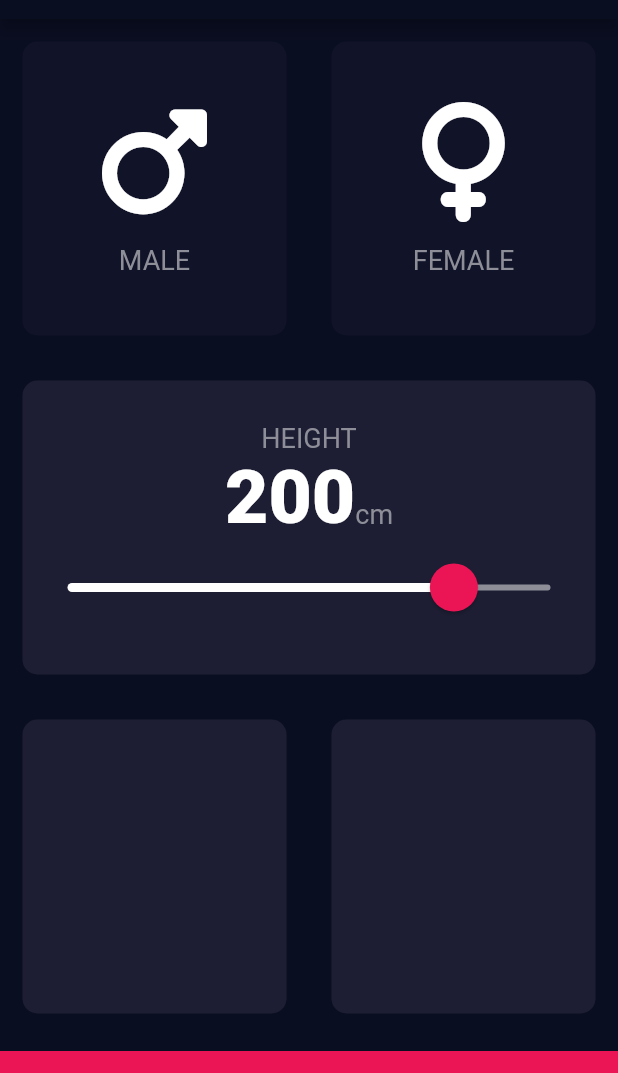
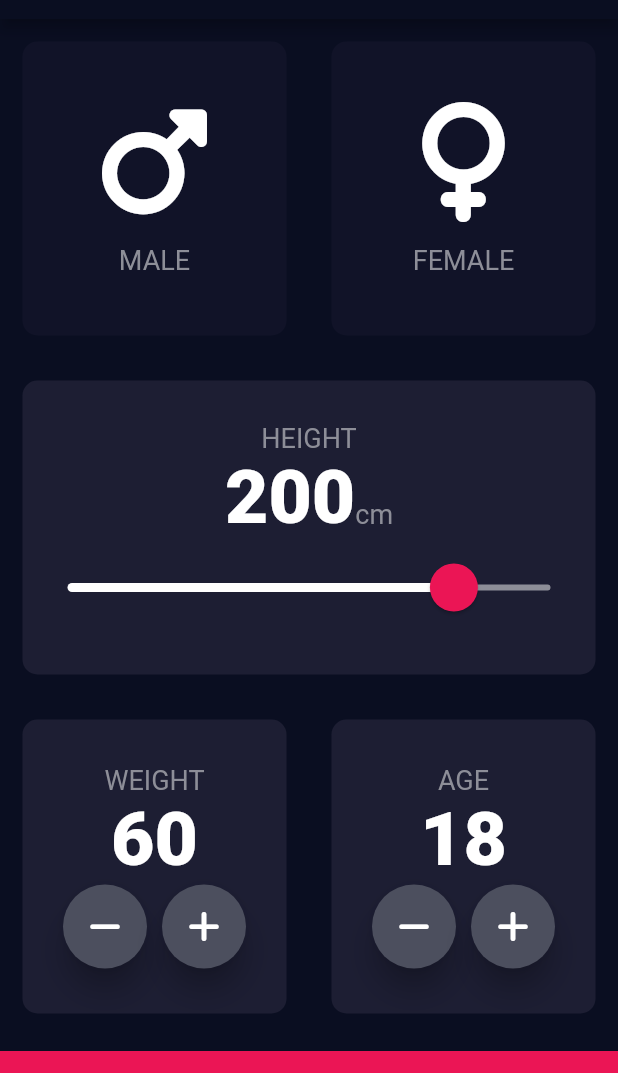
Before and after one commit to kzlkayayusuf/bmi_calculator, a Flutter app: the screen it shows after launch, on a phone screen of 412 x 824 dp, the part 65-1138 px from its top. Run offline on Flutter 3.47's test engine with Material 2 defaults, Android fonts, the phone set to English and light mode, and no system bars; our stand-ins replace font_awesome_flutter.

```diff
--- a/lib/input_page.dart
+++ b/lib/input_page.dart
@@ -20,6 +20,8 @@ class InputPage extends StatefulWidget {
 class _InputPageState extends State<InputPage> {
   Gender? selectedGender;
   int height = 200;
+  int weight = 60;
+  int age=18;
 
   @override
   Widget build(BuildContext context) {
@@ -91,7 +93,6 @@ class _InputPageState extends State<InputPage> {
                         'cm',
                         style: kLabelTextStyle,
                       ),
-
                     ],
                   ),
                   SliderTheme(
@@ -100,18 +101,20 @@ class _InputPageState extends State<InputPage> {
                       activeTrackColor: Colors.white,
                       inactiveTrackColor: Color(0xFF8D8E98),
                       overlayColor: Color(0x29EB1555),
-                      thumbShape: RoundSliderThumbShape(enabledThumbRadius: 16,),
-                      overlayShape: RoundSliderOverlayShape(overlayRadius: 30,),
-
+                      thumbShape: RoundSliderThumbShape(
+                        enabledThumbRadius: 16,
+                      ),
+                      overlayShape: RoundSliderOverlayShape(
+                        overlayRadius: 30,
+                      ),
                     ),
                     child: Slider(
                       value: height.toDouble(),
                       min: 120.0,
                       max: 220.0,
-
                       onChanged: (double newValue) {
                         setState(() {
-                          height=newValue.round();
+                          height = newValue.round();
                         });
                       },
                     ),
@@ -122,15 +125,76 @@ class _InputPageState extends State<InputPage> {
           ),
           Expanded(
             child: Row(
-              children: const [
+              children: [
                 Expanded(
                   child: ReusableCard(
                     color: kActiveCardColor,
+                    cardChild: Column(
+                      mainAxisAlignment: MainAxisAlignment.center,
+                      children: [
+                        Text(
+                          'WEIGHT',
+                          style: kLabelTextStyle,
+                        ),
+                        Text(
+                          weight.toString(),
+                          style: kNumberTextStyle,
+                        ),
+                        Row(
+                          mainAxisAlignment: MainAxisAlignment.center,
+                          children: [
+                            RoundIconButton(
+                              icon: FontAwesomeIcons.minus,
+                              onPressed: (){
+                                setState(() {
+                                  weight--;
+                                });
+                              },
+                            ),
+                            SizedBox(
+                              width: 10,
+                            ),
+                            RoundIconButton(
+                              icon: FontAwesomeIcons.plus,
+                              onPressed: (){
+                                setState(() {
+                                  weight++;
+                                });
+                              },
+                            ),
+                          ],
+                        ),
+                      ],
+                    ),
                   ),
                 ),
                 Expanded(
                   child: ReusableCard(
                     color: kActiveCardColor,
+                    cardChild: Column(
+                      mainAxisAlignment: MainAxisAlignment.center,
+                      children: [
+                        Text('AGE',style: kLabelTextStyle,),
+                        Text(age.toString(),style: kNumberTextStyle,),
+                        Row(
+                          mainAxisAlignment: MainAxisAlignment.center,
+                          children: [
+                            RoundIconButton(icon: FontAwesomeIcons.minus, onPressed: (){
+                              setState(() {
+                                age--;
+                              });
+                            }),
+                            SizedBox(width: 10,),
+
+                            RoundIconButton(icon: FontAwesomeIcons.plus, onPressed: (){
+                              setState(() {
+                                age++;
+                              });
+                            }),
+                          ],
+                        ),
+                      ],
+                    ),
                   ),
                 ),
               ],
@@ -147,3 +211,25 @@ class _InputPageState extends State<InputPage> {
     );
   }
 }
+
+class RoundIconButton extends StatelessWidget {
+  const RoundIconButton({Key? key,required this.icon,required this.onPressed}) : super(key: key);
+
+  final IconData icon;
+  final void Function() onPressed;
+
+  @override
+  Widget build(BuildContext context) {
+    return RawMaterialButton(
+      constraints:const BoxConstraints.tightFor(
+        width: 56,
+        height: 56,
+      ),
+      elevation: 8,
+      shape:const CircleBorder(),
+      fillColor:const Color(0xFF4C4F5E),
+      onPressed: onPressed,
+      child: Icon(icon,color: Colors.white,),
+    );
+  }
+}
```
